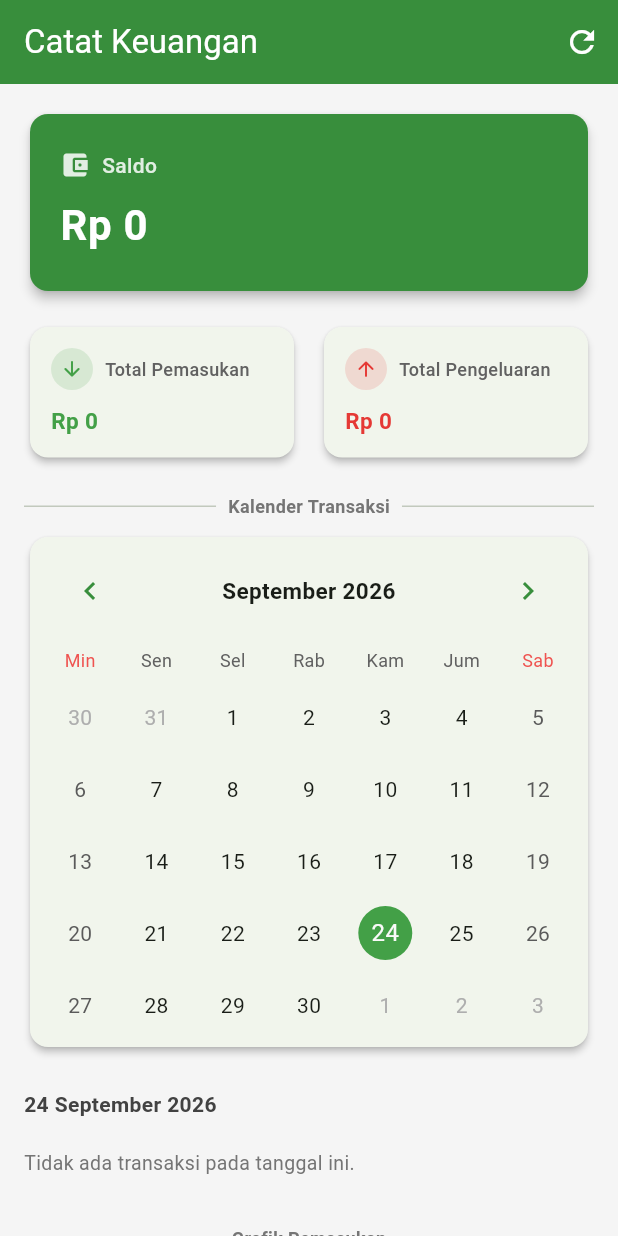
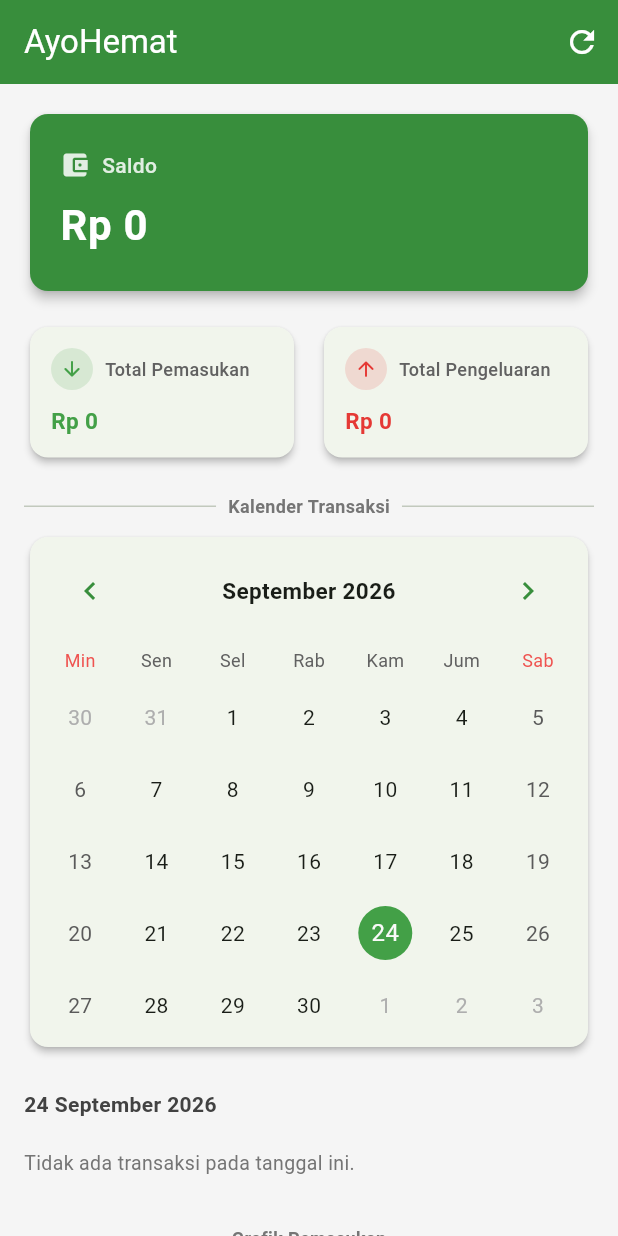
Before and after one commit to AdaniMaulidan/catat_keuangan, a Flutter app: the screen it shows after launch, on a phone screen of 412 x 824 dp. Run offline on Flutter 3.47's test engine with Material 3 defaults, Android fonts, the phone set to English and light mode, and no system bars; drawn by our look-alikes of table_calendar; our stand-ins replace fl_chart, sqflite; accounts and stored records are empty.

```diff
--- a/lib/main.dart
+++ b/lib/main.dart
@@ -18,7 +18,7 @@ class MyApp extends StatelessWidget {
   @override
   Widget build(BuildContext context) {
     return MaterialApp(
-      title: 'Catat Keuangan',
+      title: 'AyoHemat',
       debugShowCheckedModeBanner: false,
       theme: ThemeData(
         colorScheme: ColorScheme.fromSeed(seedColor: Colors.green),
--- a/lib/screens/dashboard/dashboard_screen.dart
+++ b/lib/screens/dashboard/dashboard_screen.dart
@@ -328,7 +328,7 @@ class _DashboardScreenState extends State<DashboardScreen> {
     return Scaffold(
       backgroundColor: Colors.grey.shade100,
       appBar: AppBar(
-        title: const Text('Catat Keuangan'),
+        title: const Text('AyoHemat'),
         backgroundColor: Colors.green.shade700,
         foregroundColor: Colors.white,
         actions: [
```
Also changed, not shown: 1 other file.
